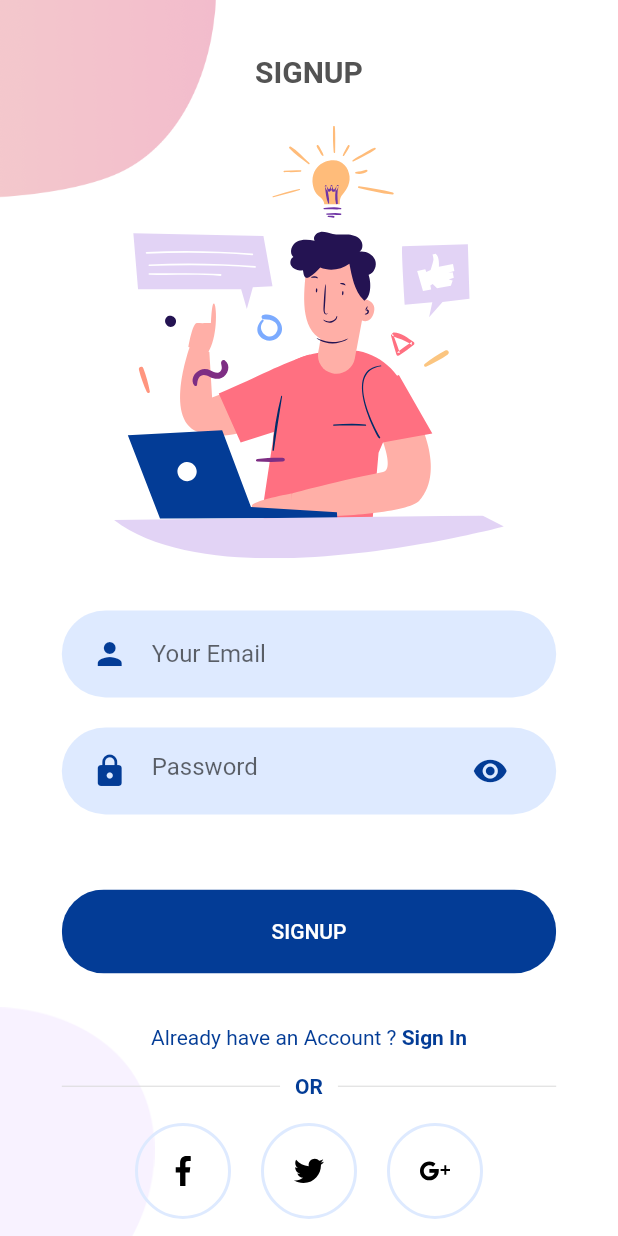
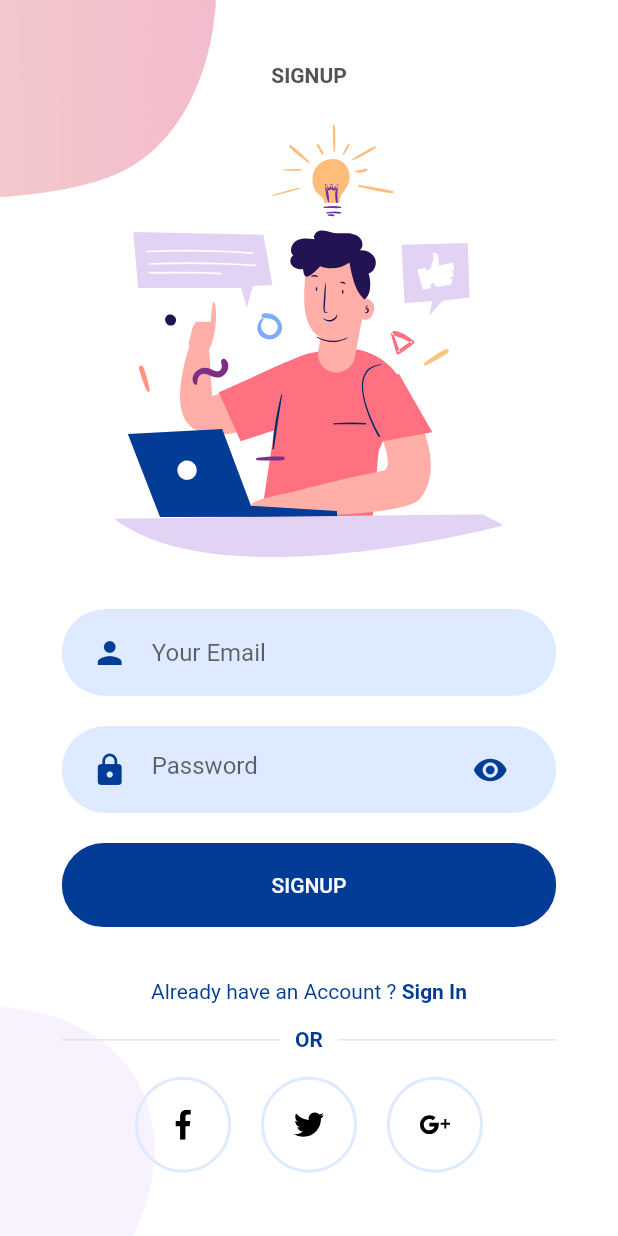
Before and after one commit to Adithya-13/E-commerce-App-Flutter, a Flutter app: the screen it shows after launch, after a tap on "SIGN UP", on a phone screen of 412 x 824 dp. Run offline on Flutter 3.47's test engine with Material 2 defaults, Android fonts, the phone set to English and light mode, and no system bars; our stand-ins replace flutter_svg, fluttertoast, modal_progress_hud, shared_preferences; project files that could hold a hidden picture were left out.

```diff
--- a/lib/screens/Signup/components/body.dart
+++ b/lib/screens/Signup/components/body.dart
@@ -96,12 +96,9 @@ class _BodyState extends State<Body> {
       child: Column(
         mainAxisAlignment: MainAxisAlignment.center,
         children: <Widget>[
-          SizedBox(
-            height: size.height * 0.03,
-          ),
           Text(
             "SIGNUP",
-            style: TextStyle(fontWeight: FontWeight.bold, fontSize: 20),
+            style: TextStyle(fontWeight: FontWeight.bold),
           ),
           SizedBox(height: size.height * 0.03),
           SvgPicture.asset(
@@ -119,9 +116,6 @@ class _BodyState extends State<Body> {
             onChanged: (value) {
               password = value;
             },
-          ),
-          SizedBox(
-            height: 30,
           ),
           RoundedButton(
             text: "SIGNUP",
```
